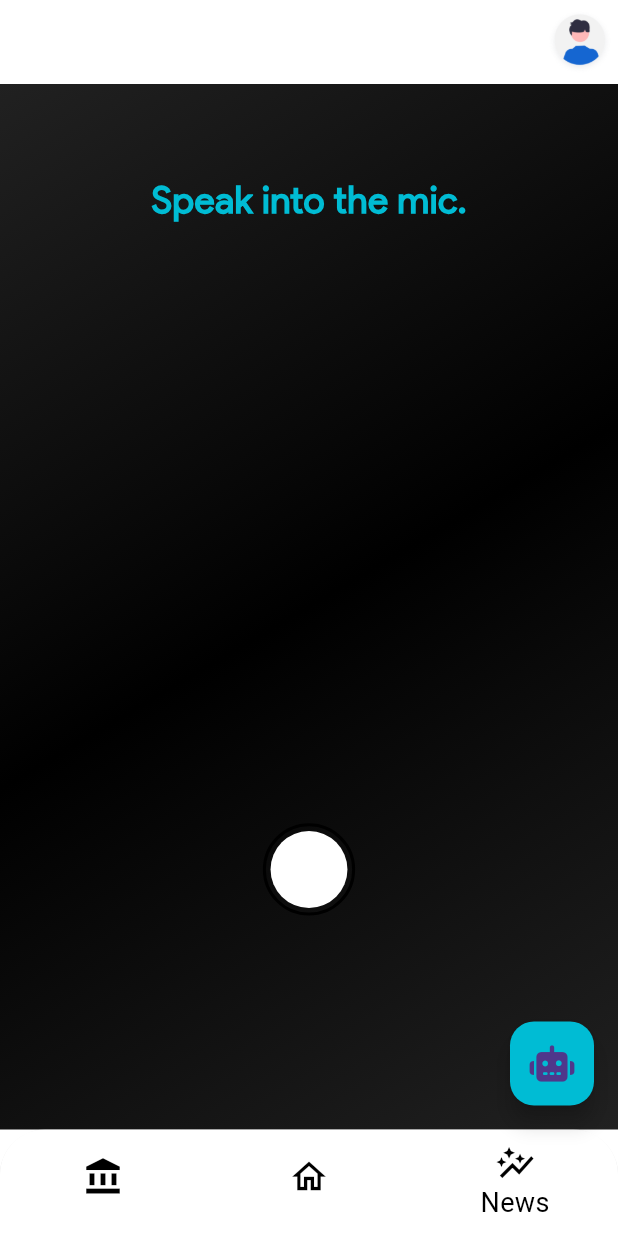
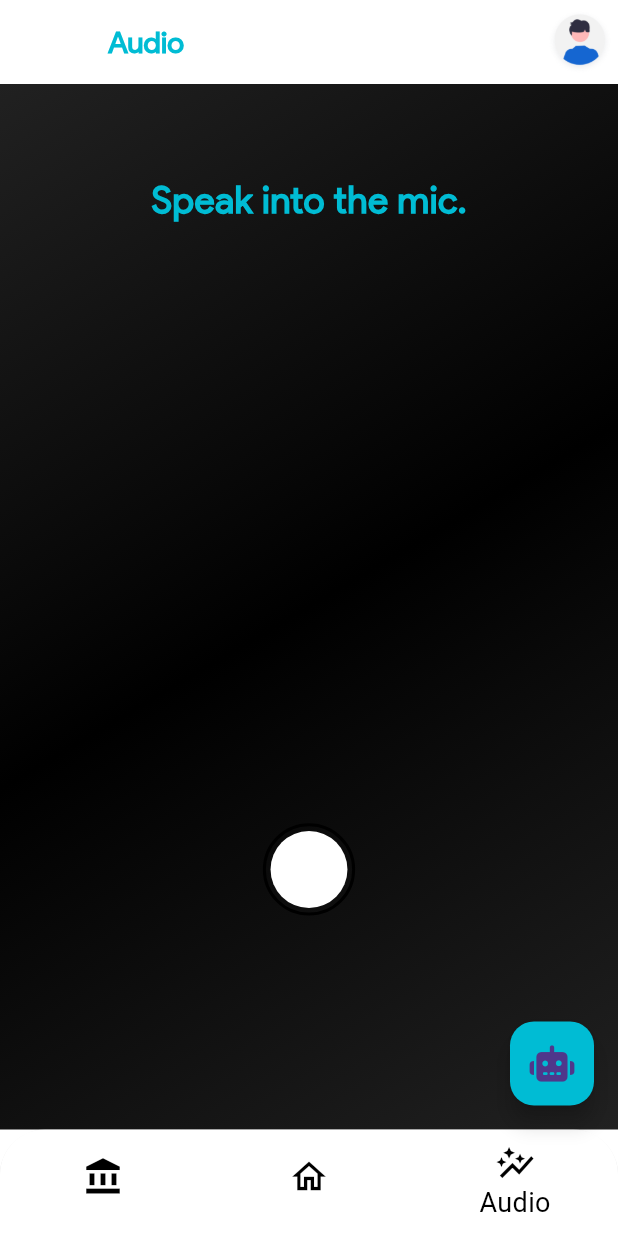
Before and after one commit to paarshva21/JalAnveshak, a Flutter app: the UserPage screen opened directly, item 3 of the bottom bar chosen, on a phone screen of 412 x 824 dp. Run offline on Flutter 3.47's test engine with Material 3 defaults, Android fonts, the phone set to English and light mode, and no system bars; our stand-ins replace adaptive_theme, email_validator, file_picker, flutter_onboarding_slider, font_awesome_flutter, geolocator and 8 more; missing offline and left inert: flutter_sound, model_viewer_plus; accounts and stored records are empty; generated files the repository leaves out were written again; statements that could not run were skipped; project files that could hold a hidden picture were left out.

Commit message:
made it more proper

```diff
--- a/lib/Auth/Login.dart
+++ b/lib/Auth/Login.dart
@@ -353,7 +353,7 @@ class _Login extends State<Login> {
   Future<bool?> _fingerprintAuthenticate() async {
     try {
       bool authenticated = await auth.authenticate(
-          localizedReason: "To secure your retirement in ways more than one.",
+          localizedReason: "To maintain privacy",
           options: const AuthenticationOptions(
             stickyAuth: true,
             biometricOnly: true,
--- a/lib/Screens/Setting.dart
+++ b/lib/Screens/Setting.dart
@@ -155,7 +155,9 @@ class _SettingState extends State<Setting> {
     showDialog(
       context: context,
       builder: (BuildContext context) {
-        return AlertDialog(
+        return GestureDetector(
+
+          child: AlertDialog(
             title: Text(
               AppLocalizations.of(context)!.chooseLanguage,
               style: TextStyle(
@@ -176,7 +178,6 @@ class _SettingState extends State<Setting> {
               onChanged: (v) => setState(() {
                 MainApp.setLocale(context, Locale(v.toString()));
                 selectedVal = v!;
-              Navigator.of(context).pop();
               }),
               value: selectedVal,
               style: const TextStyle(
@@ -192,6 +193,7 @@ class _SettingState extends State<Setting> {
                       borderRadius: BorderRadius.circular(7.0),
                       borderSide: BorderSide.none)),
             ),
+          ),
         );
       },
     );
--- a/lib/Screens/UserPage.dart
+++ b/lib/Screens/UserPage.dart
@@ -20,13 +20,15 @@ class _UserPageState extends State<UserPage> {
   int currentIndex = 1;
   late final List<Widget> screens;
 
+  late List<String> titleList;
+
   @override
   void initState() {
     super.initState();
     screens = const [
-    OCRInput(),
-    TextInput(),
-    AudioInput(),
+      OCRInput(),
+      TextInput(),
+      AudioInput(),
     ];
   }
 
@@ -34,18 +36,31 @@ class _UserPageState extends State<UserPage> {
   Widget build(BuildContext context) {
     var height = MediaQuery.of(context).size.height;
     var width = MediaQuery.of(context).size.width;
+
+    titleList = [
+      AppLocalizations.of(context)!.camera,
+      AppLocalizations.of(context)!.home,
+      AppLocalizations.of(context)!.audio
+    ];
+
     return SafeArea(
       child: Scaffold(
         floatingActionButton: FloatingActionButton(
-          onPressed: () {
-
-          },
+          onPressed: () {},
           backgroundColor: Colors.cyan[500],
           child: const FaIcon(FontAwesomeIcons.robot),
         ),
         extendBodyBehindAppBar: true,
         extendBody: true,
         appBar: AppBar(
+          title: Text(
+            titleList[currentIndex],
+            style: const TextStyle(
+                color: Colors.cyan,
+                fontSize: 20.0,
+                fontWeight: FontWeight.w700,
+                fontFamily: "productSansReg"),
+          ),
           elevation: 0,
           backgroundColor: Colors.transparent,
           iconTheme: const IconThemeData(color: Colors.white),
@@ -93,7 +108,7 @@ class _UserPageState extends State<UserPage> {
                     Icons.account_balance,
                     color: Colors.black,
                   ),
-                  label: AppLocalizations.of(context)!.forum,
+                  label: AppLocalizations.of(context)!.camera,
                 ),
                 BottomNavigationBarItem(
                   icon: const Icon(
@@ -107,7 +122,7 @@ class _UserPageState extends State<UserPage> {
                     Icons.auto_graph_outlined,
                     color: Colors.black,
                   ),
-                  label: AppLocalizations.of(context)!.news,
+                  label: AppLocalizations.of(context)!.audio,
                 ),
               ],
             ),
--- a/lib/l10n/app_ar.arb
+++ b/lib/l10n/app_ar.arb
@@ -55,6 +55,5 @@
     "accounts": "الحسابات",
     "multipleUsers": "مستخدمون متعددون",
     "feedback": "تقييم",
-    "news": "أخبار",
-    "forum": "المنتدى"
+    "toMaintainPrivacy": "للحفاظ على الخصوصية"
 }
--- a/lib/l10n/app_en.arb
+++ b/lib/l10n/app_en.arb
@@ -183,12 +183,8 @@
     "@feedback": {
         "description": "For feedback"
     },
-     "news": "News",
-    "@news": {
-        "description": "For bottombar news"
-    },
-    "forum": "Forum",
-    "@forum": {
-        "description": "For bottombar camera"
+    "toMaintainPrivacy": "To maintain privacy",
+    "@toMaintainPrivacy": {
+        "description": "To maintain privacy"
     }
 }
--- a/lib/l10n/app_hi.arb
+++ b/lib/l10n/app_hi.arb
@@ -45,6 +45,5 @@
     "accounts": "खाते",
     "multipleUsers": "एकाधिक उपयोगकर्ता",
     "feedback": "प्रतिक्रिया",
-    "news": "समाचार",
-    "forum": "मंच"
+    "toMaintainPrivacy": "गोपनीयता बनाए रखने के लिए"
 }
```
Lines whose indentation alone changed are shown as unchanged.
